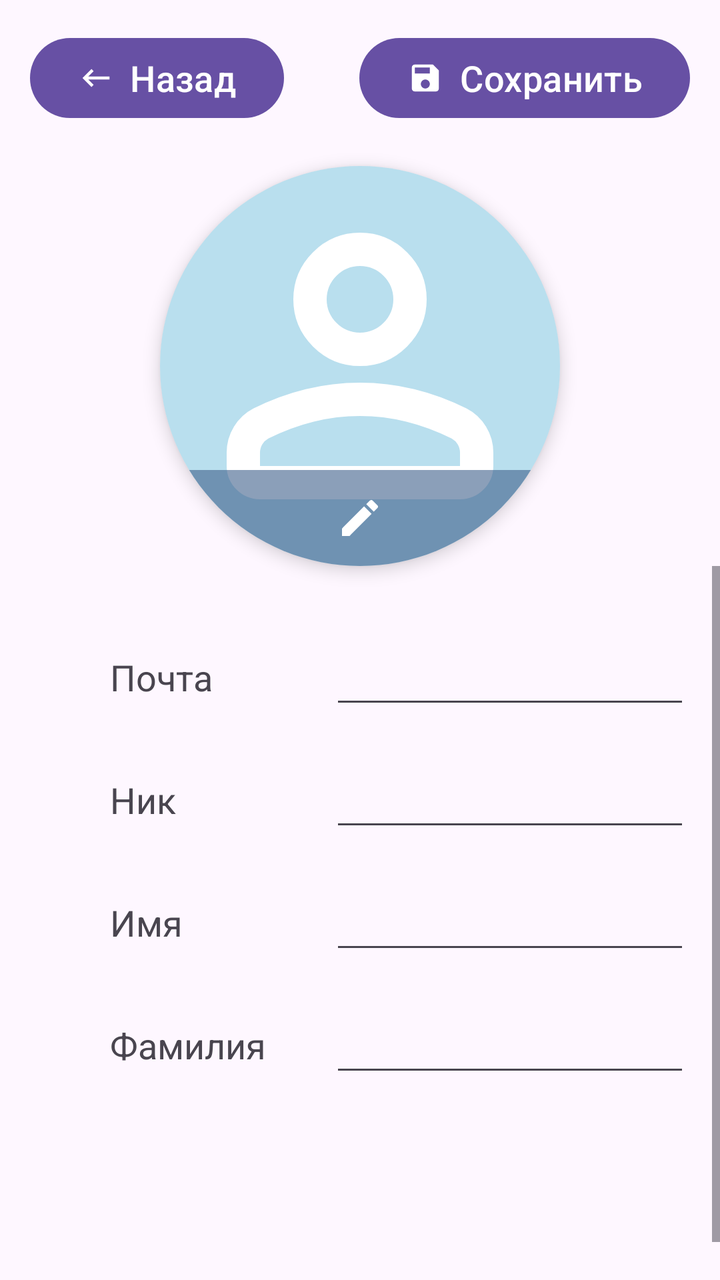
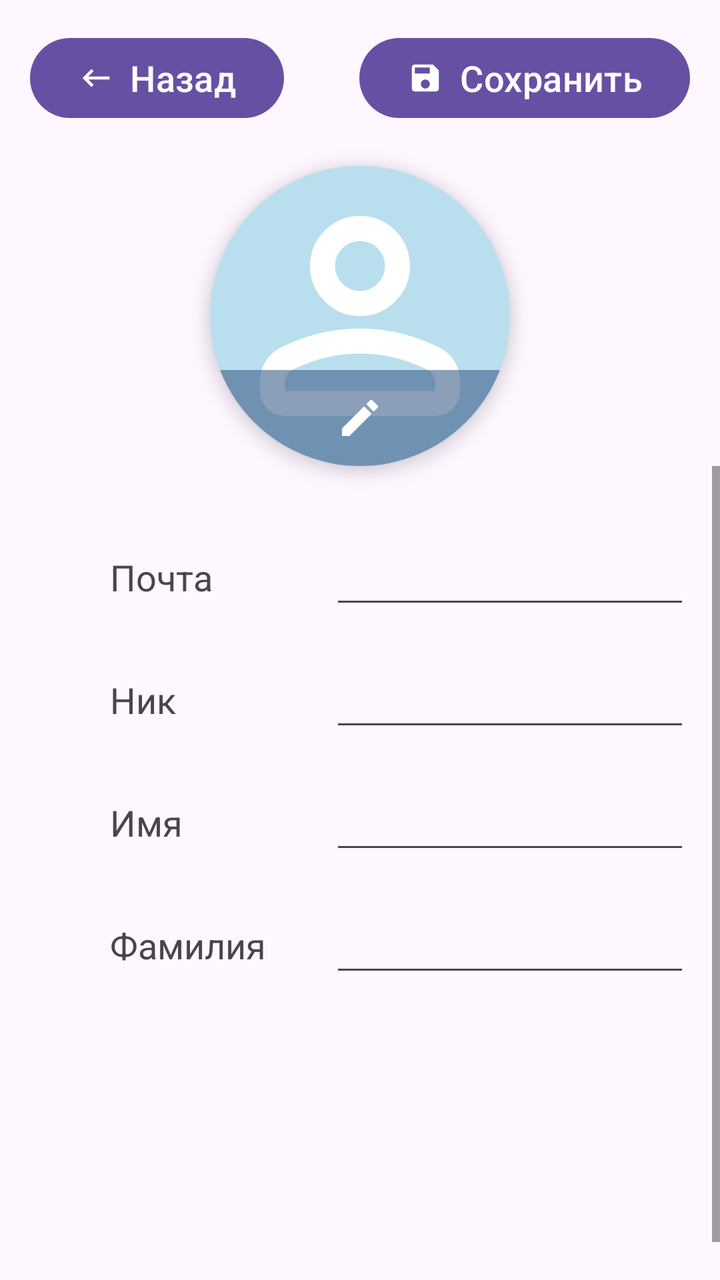

An Android layout rendered at two revisions. The XML below is the earlier revision; the diff shows what the commit changed to produce the second picture.
<!-- AndroidManifest.xml: application theme Base.Theme.TestMapKit -->
<!-- res/layout/fragment_edit_profile.xml -->
<?xml version="1.0" encoding="utf-8"?>
<androidx.constraintlayout.widget.ConstraintLayout xmlns:android="http://schemas.android.com/apk/res/android"
    xmlns:tools="http://schemas.android.com/tools"
    android:layout_width="match_parent"
    android:layout_height="match_parent"
    xmlns:app="http://schemas.android.com/apk/res-auto"
    tools:context=".fragments.setting.user.EditProfileFragment">

    <androidx.constraintlayout.widget.ConstraintLayout
        android:id="@+id/cl_btn_profile"
        android:layout_width="match_parent"
        android:layout_height="wrap_content"
        app:layout_constraintEnd_toEndOf="parent"
        app:layout_constraintStart_toStartOf="parent"
        app:layout_constraintTop_toTopOf="parent"
        android:layout_margin="10dp"
        >
        <com.google.android.material.button.MaterialButton
            android:id="@+id/btn_back_edit_profile"
            android:layout_width="wrap_content"
            android:layout_height="wrap_content"
            app:icon="@drawable/ic_back"
            app:layout_constraintStart_toStartOf="parent"
            app:layout_constraintTop_toTopOf="parent"
            android:layout_margin="5dp"
            android:text="Назад"
            android:textSize="@dimen/text_normal"
            />

        <com.google.android.material.button.MaterialButton
            android:id="@+id/btn_save_edit_profile"
            android:layout_width="wrap_content"
            android:layout_height="wrap_content"
            app:icon="@drawable/ic_save"
            app:layout_constraintTop_toTopOf="parent"
            app:layout_constraintEnd_toEndOf="parent"
            android:layout_margin="5dp"
            android:text="Сохранить"
            android:textSize="@dimen/text_normal"
            />

    </androidx.constraintlayout.widget.ConstraintLayout>

    <androidx.cardview.widget.CardView
        android:id="@+id/cv_img_edit_profile"
        android:layout_width="wrap_content"
        android:layout_height="wrap_content"
        app:cardElevation="5dp"
        app:cardCornerRadius="180dp"
        app:layout_constraintEnd_toEndOf="parent"
        app:layout_constraintStart_toStartOf="parent"
        app:layout_constraintTop_toBottomOf="@id/cl_btn_profile"
        android:layout_margin="20dp">

        <androidx.constraintlayout.widget.ConstraintLayout
            android:layout_width="wrap_content"
            android:layout_height="wrap_content">

            <ImageView
                android:id="@+id/img_edit_profile"
                android:layout_width="200dp"
                android:layout_height="200dp"
                android:background="@color/light_blue"
                android:contentDescription="User avatar"
                android:src="@drawable/ic_profile"
                app:layout_constraintBottom_toBottomOf="parent"
                app:layout_constraintEnd_toEndOf="parent"
                app:layout_constraintStart_toStartOf="parent"
                app:layout_constraintTop_toTopOf="parent" />

            <ImageButton
                android:id="@+id/btn_edit_avatar"
                android:layout_width="200dp"
                android:layout_height="48dp"
                android:src="@drawable/ic_edit"
                android:background="@color/brilliant_blue"
                app:layout_constraintBottom_toBottomOf="@id/img_edit_profile"
                app:layout_constraintEnd_toEndOf="parent"
                app:layout_constraintStart_toStartOf="parent"
                android:contentDescription="Edit"/>

        </androidx.constraintlayout.widget.ConstraintLayout>

    </androidx.cardview.widget.CardView>

    <ScrollView
        android:id="@+id/sv_edit_view"
        android:layout_width="match_parent"
        android:layout_height="0dp"
        android:fillViewport="true"
        app:layout_constraintTop_toBottomOf="@id/cv_img_edit_profile"
        app:layout_constraintBottom_toBottomOf="parent">

        <LinearLayout
            android:layout_width="match_parent"
            android:layout_height="wrap_content"
            android:layout_margin="20dp"
            android:orientation="vertical">

            <LinearLayout
                android:layout_width="match_parent"
                android:layout_height="wrap_content"
                android:layout_marginStart="30dp"
                android:layout_marginTop="10dp"
                android:layout_marginEnd="30dp"
                android:orientation="horizontal">

                <TextView
                    android:layout_width="@dimen/text_view_width_normal"
                    android:layout_height="match_parent"
                    android:layout_margin="5dp"
                    android:gravity="center_vertical"
                    android:text="Почта"
                    android:textSize="@dimen/text_normal" />

                <EditText
                    android:id="@+id/et_edit_email"
                    android:layout_width="match_parent"
                    android:layout_height="match_parent"
                    android:layout_margin="5dp"
                    android:importantForAutofill="no"
                    android:inputType="textEmailAddress"
                    android:labelFor="@id/et_auth_email"
                    android:textSize="@dimen/text_normal"
                    android:text=""/>

            </LinearLayout>

            <LinearLayout
                android:id="@+id/ll_profile_username"
                android:layout_width="match_parent"
                android:layout_height="wrap_content"
                android:layout_marginStart="30dp"
                android:layout_marginTop="10dp"
                android:layout_marginEnd="30dp"
                android:orientation="horizontal"
                android:visibility="visible">

                <TextView
                    android:layout_width="@dimen/text_view_width_normal"
                    android:layout_height="match_parent"
                    android:layout_margin="5dp"
                    android:gravity="center_vertical"
                    android:text="Ник"
                    android:textSize="@dimen/text_normal" />

                <EditText
                    android:id="@+id/et_edit_username"
                    android:layout_width="match_parent"
                    android:layout_height="match_parent"
                    android:layout_margin="5dp"
                    android:importantForAutofill="no"
                    android:inputType="text"
                    android:textSize="@dimen/text_normal" />

            </LinearLayout>

            <LinearLayout
                android:id="@+id/ll_user_first_name"
                android:layout_width="match_parent"
                android:layout_height="wrap_content"
                android:layout_marginStart="30dp"
                android:layout_marginTop="10dp"
                android:layout_marginEnd="30dp"
                android:orientation="horizontal"
                android:visibility="visible">

                <TextView
                    android:layout_width="@dimen/text_view_width_normal"
                    android:layout_height="match_parent"
                    android:layout_margin="5dp"
                    android:gravity="center_vertical"
                    android:text="Имя"
                    android:textSize="@dimen/text_normal" />

                <EditText
                    android:id="@+id/et_edit_first_name"
                    android:layout_width="match_parent"
                    android:layout_height="match_parent"
                    android:layout_margin="5dp"
                    android:importantForAutofill="no"
                    android:inputType="text"
                    android:textSize="@dimen/text_normal" />

            </LinearLayout>

            <LinearLayout
                android:id="@+id/ll_profile_last_name"
                android:layout_width="match_parent"
                android:layout_height="wrap_content"
                android:layout_marginStart="30dp"
                android:layout_marginTop="10dp"
                android:layout_marginEnd="30dp"
                android:orientation="horizontal"
                android:visibility="visible">

                <TextView
                    android:layout_width="@dimen/text_view_width_normal"
                    android:layout_height="match_parent"
                    android:layout_margin="5dp"
                    android:gravity="center_vertical"
                    android:text="Фамилия"
                    android:textSize="@dimen/text_normal" />

                <EditText
                    android:id="@+id/et_edit_last_name"
                    android:layout_width="match_parent"
                    android:layout_height="match_parent"
                    android:layout_margin="5dp"
                    android:importantForAutofill="no"
                    android:inputType="text"
                    android:textSize="@dimen/text_normal" />

            </LinearLayout>

        </LinearLayout>
    </ScrollView>

    <ProgressBar
        android:id="@+id/pb_edit_profile"
        android:layout_width="wrap_content"
        android:layout_height="wrap_content"
        android:layout_gravity="center"
        android:visibility="gone"
        app:layout_constraintBottom_toBottomOf="parent"
        app:layout_constraintEnd_toEndOf="parent"
        app:layout_constraintStart_toStartOf="parent"
        app:layout_constraintTop_toTopOf="parent" />

</androidx.constraintlayout.widget.ConstraintLayout>
<!-- resources referenced by this layout -->
<resources>
  <color name="brilliant_blue">#993E5F8A</color>
  <color name="light_blue">#CCA8D8EA</color>
  <dimen name="text_normal">18sp</dimen>
  <dimen name="text_view_width_normal">100dp</dimen>
  <!-- drawable ic_back (drawable) -->
  <vector xmlns:android="http://schemas.android.com/apk/res/android" android:autoMirrored="true" android:height="24dp" android:tint="#FFFFFF" android:viewportHeight="24" android:viewportWidth="24" android:width="24dp">
        
      <path android:fillColor="@android:color/white" android:pathData="M21,11H6.83l3.58,-3.59L9,6l-6,6 6,6 1.41,-1.41L6.83,13H21z"/>
      
  </vector>
  <!-- drawable ic_edit (drawable) -->
  <vector xmlns:android="http://schemas.android.com/apk/res/android" android:height="24dp" android:tint="#FFFFFF" android:viewportHeight="24" android:viewportWidth="24" android:width="24dp">
        
      <path android:fillColor="@android:color/white" android:pathData="M3,17.25V21h3.75L17.81,9.94l-3.75,-3.75L3,17.25zM20.71,7.04c0.39,-0.39 0.39,-1.02 0,-1.41l-2.34,-2.34c-0.39,-0.39 -1.02,-0.39 -1.41,0l-1.83,1.83 3.75,3.75 1.83,-1.83z"/>
      
  </vector>
  <!-- drawable ic_profile (drawable) -->
  <vector xmlns:android="http://schemas.android.com/apk/res/android" android:height="24dp" android:tint="#FFFFFF" android:viewportHeight="960" android:viewportWidth="960" android:width="24dp">
        
      <path android:fillColor="@android:color/white" android:pathData="M367,433Q320,386 320,320Q320,254 367,207Q414,160 480,160Q546,160 593,207Q640,254 640,320Q640,386 593,433Q546,480 480,480Q414,480 367,433ZM160,720L160,688Q160,654 177.5,625.5Q195,597 224,582Q286,551 350,535.5Q414,520 480,520Q546,520 610,535.5Q674,551 736,582Q765,597 782.5,625.5Q800,654 800,688L800,720Q800,753 776.5,776.5Q753,800 720,800L240,800Q207,800 183.5,776.5Q160,753 160,720ZM240,720L720,720L720,688Q720,677 714.5,668Q709,659 700,654Q646,627 591,613.5Q536,600 480,600Q424,600 369,613.5Q314,627 260,654Q251,659 245.5,668Q240,677 240,688L240,720ZM536.5,376.5Q560,353 560,320Q560,287 536.5,263.5Q513,240 480,240Q447,240 423.5,263.5Q400,287 400,320Q400,353 423.5,376.5Q447,400 480,400Q513,400 536.5,376.5ZM480,320Q480,320 480,320Q480,320 480,320Q480,320 480,320Q480,320 480,320Q480,320 480,320Q480,320 480,320Q480,320 480,320Q480,320 480,320ZM480,720L480,720Q480,720 480,720Q480,720 480,720Q480,720 480,720Q480,720 480,720Q480,720 480,720Q480,720 480,720Q480,720 480,720Q480,720 480,720L480,720Z"/>
      
  </vector>
  <!-- drawable ic_save (drawable) -->
  <vector xmlns:android="http://schemas.android.com/apk/res/android" android:height="24dp" android:tint="#FFFFFF" android:viewportHeight="24" android:viewportWidth="24" android:width="24dp">
        
      <path android:fillColor="@android:color/white" android:pathData="M17,3L5,3c-1.11,0 -2,0.9 -2,2v14c0,1.1 0.89,2 2,2h14c1.1,0 2,-0.9 2,-2L21,7l-4,-4zM12,19c-1.66,0 -3,-1.34 -3,-3s1.34,-3 3,-3 3,1.34 3,3 -1.34,3 -3,3zM15,9L5,9L5,5h10v4z"/>
      
  </vector>
  <style name="Base.Theme.TestMapKit" parent="Theme.Material3.DayNight.NoActionBar">
  
      </style>
</resources>

<!-- the commit's change to res/layout/fragment_edit_profile.xml (unified diff, before → after) -->
@@ -58,8 +58,8 @@
 
             <ImageView
                 android:id="@+id/img_edit_profile"
-                android:layout_width="200dp"
-                android:layout_height="200dp"
+                android:layout_width="@dimen/text_view_width_extra"
+                android:layout_height="@dimen/text_view_width_extra"
                 android:background="@color/light_blue"
                 android:contentDescription="User avatar"
                 android:src="@drawable/ic_profile"
@@ -70,7 +70,7 @@
 
             <ImageButton
                 android:id="@+id/btn_edit_avatar"
-                android:layout_width="200dp"
+                android:layout_width="@dimen/text_view_width_extra"
                 android:layout_height="48dp"
                 android:src="@drawable/ic_edit"
                 android:background="@color/brilliant_blue"
<!-- resource entries referenced after the edit -->
@@ -3,6 +3,7 @@
   <color name="brilliant_blue">#993E5F8A</color>
   <color name="light_blue">#CCA8D8EA</color>
   <dimen name="text_normal">18sp</dimen>
+  <dimen name="text_view_width_extra">150dp</dimen>
   <dimen name="text_view_width_normal">100dp</dimen>
   <!-- drawable ic_back (drawable) -->
   <vector xmlns:android="http://schemas.android.com/apk/res/android" android:autoMirrored="true" android:height="24dp" android:tint="#FFFFFF" android:viewportHeight="24" android:viewportWidth="24" android:width="24dp">
